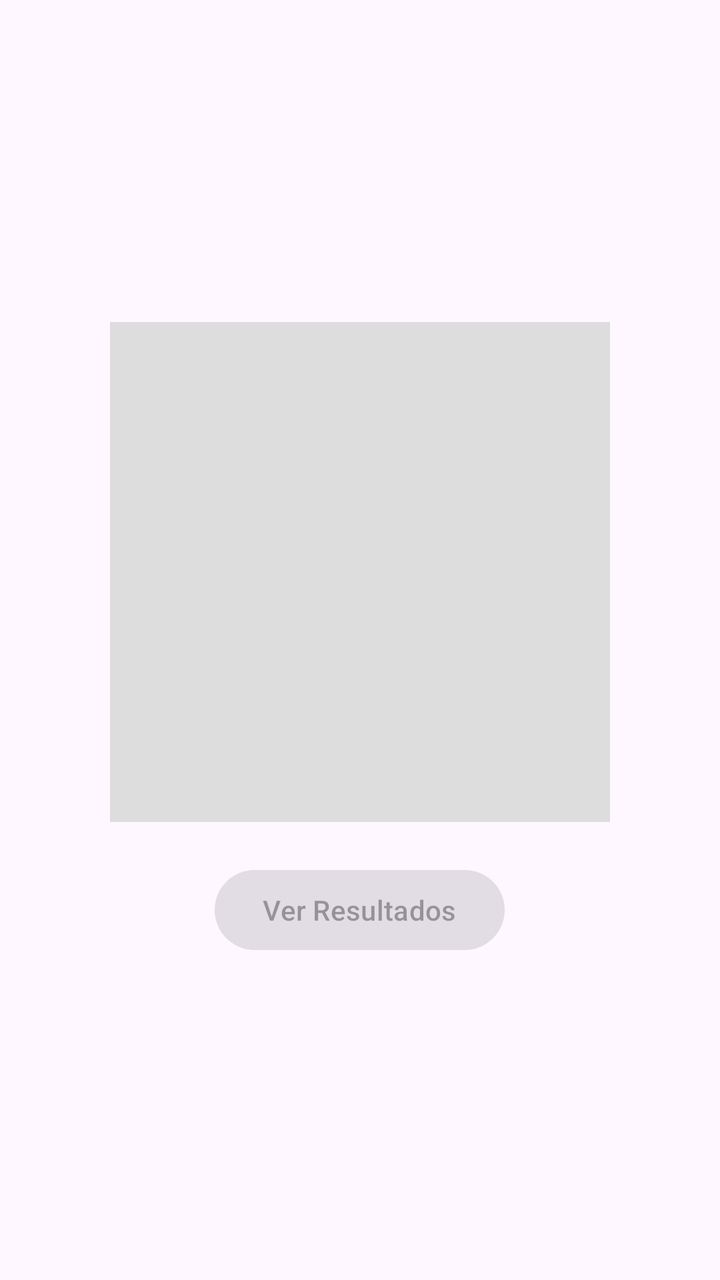
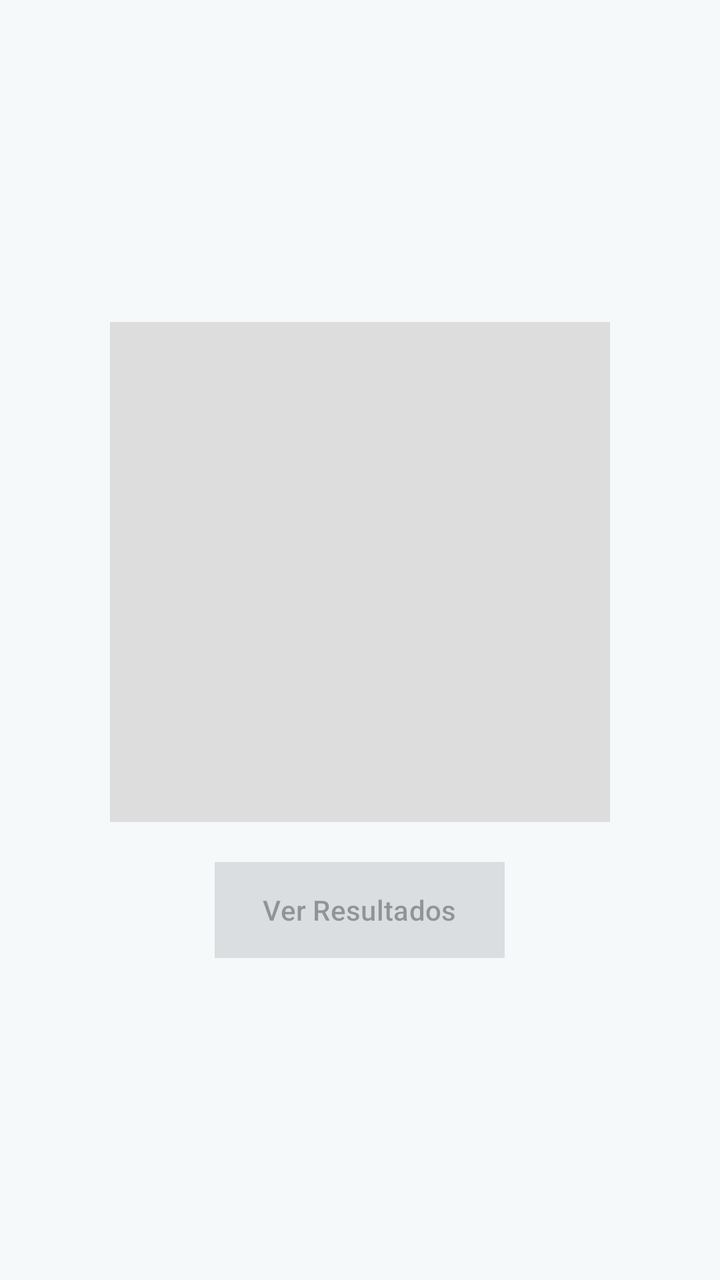

Two renders of the same Android screen: before a commit and after it. Below are the layout's source before the change and the commit's diff.
<!-- AndroidManifest.xml: application theme Theme.Cultivos_Orquideas -->
<!-- res/layout/camara_activity.xml -->
<?xml version="1.0" encoding="utf-8"?>
<androidx.constraintlayout.widget.ConstraintLayout xmlns:android="http://schemas.android.com/apk/res/android"
    android:layout_width="match_parent"
    android:layout_height="match_parent">

    <LinearLayout xmlns:android="http://schemas.android.com/apk/res/android"
        android:layout_width="match_parent"
        android:layout_height="match_parent"
        android:orientation="vertical"
        android:gravity="center"
        android:padding="16dp">

        <ImageView
            android:id="@+id/imageViewEscaner"
            android:layout_width="250dp"
            android:layout_height="250dp"
            android:scaleType="centerCrop"
            android:contentDescription="Foto de la planta"
            android:background="#DDDDDD"
            android:layout_marginBottom="20dp"/>

        <Button
            android:id="@+id/btnIrResultado"
            android:layout_width="wrap_content"
            android:layout_height="wrap_content"
            android:text="Ver Resultados"
            android:enabled="false"/>
    </LinearLayout>
</androidx.constraintlayout.widget.ConstraintLayout>
<!-- resources referenced by this layout -->
<resources>
  <style name="Theme.Cultivos_Orquideas" parent="Base.Theme.Cultivos_Orquideas" />
  <style name="Base.Theme.Cultivos_Orquideas" parent="Theme.Material3.DayNight.NoActionBar">
          
          
      </style>
</resources>

<!-- the commit's change to res/layout/camara_activity.xml (unified diff, before → after) -->
@@ -3,27 +3,30 @@
     android:layout_width="match_parent"
     android:layout_height="match_parent">
 
-    <LinearLayout xmlns:android="http://schemas.android.com/apk/res/android"
+    <LinearLayout
         android:layout_width="match_parent"
         android:layout_height="match_parent"
+        android:background="#F5F9FA"
+        android:gravity="center"
         android:orientation="vertical"
-        android:gravity="center"
         android:padding="16dp">
 
         <ImageView
             android:id="@+id/imageViewEscaner"
             android:layout_width="250dp"
             android:layout_height="250dp"
-            android:scaleType="centerCrop"
+            android:layout_marginBottom="20dp"
+            android:background="#DDDDDD"
             android:contentDescription="Foto de la planta"
-            android:background="#DDDDDD"
-            android:layout_marginBottom="20dp"/>
+            android:scaleType="centerCrop" />
 
         <Button
             android:id="@+id/btnIrResultado"
             android:layout_width="wrap_content"
             android:layout_height="wrap_content"
-            android:text="Ver Resultados"
-            android:enabled="false"/>
+            android:background="#F6ECEC"
+            android:backgroundTint="#F6F1F1"
+            android:enabled="false"
+            android:text="Ver Resultados" />
     </LinearLayout>
 </androidx.constraintlayout.widget.ConstraintLayout>
